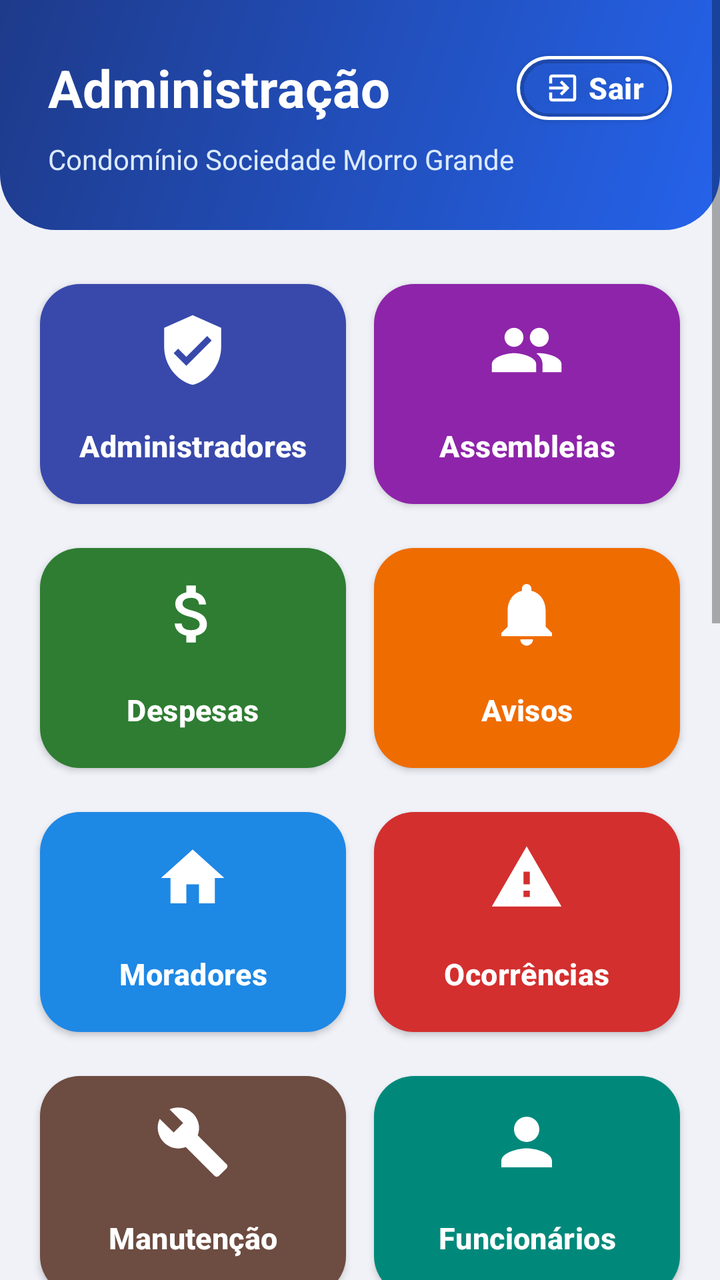
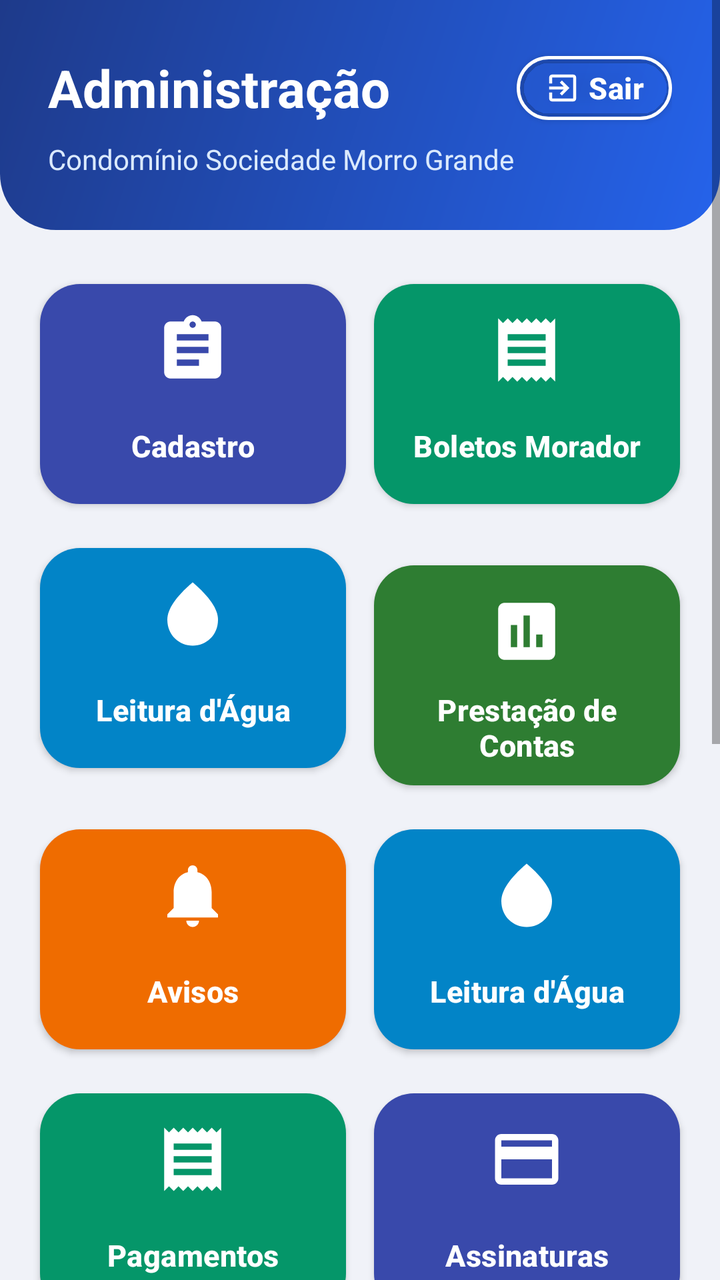

An Android layout rendered at two revisions. The XML below is the earlier revision; the diff shows what the commit changed to produce the second picture.
<!-- AndroidManifest.xml: application theme AppTheme -->
<!-- res/layout/activity_dash_board.xml -->
<?xml version="1.0" encoding="utf-8"?>
<ScrollView
    xmlns:android="http://schemas.android.com/apk/res/android"
    xmlns:app="http://schemas.android.com/apk/res-auto"
    xmlns:tools="http://schemas.android.com/tools"
    android:layout_width="match_parent"
    android:layout_height="match_parent"
    android:fillViewport="true"
    android:background="#F0F2F8">

    <LinearLayout
        android:id="@+id/main"
        android:layout_width="match_parent"
        android:layout_height="wrap_content"
        android:orientation="vertical"
        android:paddingBottom="20dp"
        tools:context=".DashBoardActivity">

        
        <LinearLayout
            android:layout_width="match_parent"
            android:layout_height="wrap_content"
            android:background="@drawable/fundo_cabecalho_painel"
            android:orientation="vertical"
            android:paddingStart="24dp"
            android:paddingTop="22dp"
            android:paddingEnd="24dp"
            android:paddingBottom="26dp">

            <LinearLayout
                android:layout_width="match_parent"
                android:layout_height="wrap_content"
                android:gravity="center_vertical"
                android:orientation="horizontal">

                <TextView
                    android:id="@+id/textTitulo"
                    android:layout_width="0dp"
                    android:layout_height="wrap_content"
                    android:layout_weight="1"
                    android:text="Administração"
                    android:textColor="#FFFFFF"
                    android:textSize="26sp"
                    android:textStyle="bold" />

                
                <com.google.android.material.button.MaterialButton
                    android:id="@+id/buttonSair"
                    style="@style/Widget.MaterialComponents.Button.OutlinedButton"
                    android:layout_width="wrap_content"
                    android:layout_height="44dp"
                    android:minWidth="0dp"
                    android:paddingStart="14dp"
                    android:paddingEnd="14dp"
                    android:text="Sair"
                    android:textAllCaps="false"
                    android:textColor="#FFFFFF"
                    android:textSize="15sp"
                    app:cornerRadius="22dp"
                    app:icon="@drawable/ic_sair"
                    app:iconSize="18dp"
                    app:iconTint="#FFFFFF"
                    app:strokeColor="#FFFFFF"
                    app:strokeWidth="1.5dp" />
            </LinearLayout>

            <TextView
                android:id="@+id/textSubtitulo"
                android:layout_width="match_parent"
                android:layout_height="wrap_content"
                android:layout_marginTop="4dp"
                android:text="@string/nome_condominio"
                android:textColor="#DBEAFE"
                android:textSize="14sp" />
        </LinearLayout>

        
        <GridLayout
            android:layout_width="match_parent"
            android:layout_height="wrap_content"
            android:layout_marginStart="13dp"
            android:layout_marginTop="16dp"
            android:layout_marginEnd="13dp"
            android:columnCount="2"
            android:useDefaultMargins="false">

            
            <Button
                android:id="@+id/buttonAdministradores"
                style="@style/Widget.Condominio.Painel"
                android:text="Administradores"
                app:backgroundTint="@color/painelAdministradores"
                app:icon="@drawable/ic_painel_administradores" />

            <Button
                android:id="@+id/buttonAssembleias"
                style="@style/Widget.Condominio.Painel"
                android:text="Assembleias"
                app:backgroundTint="@color/painelAssembleias"
                app:icon="@drawable/ic_painel_assembleias" />

            <Button
                android:id="@+id/buttonDespesas"
                style="@style/Widget.Condominio.Painel"
                android:text="Despesas"
                app:backgroundTint="@color/painelDespesas"
                app:icon="@drawable/ic_painel_despesas" />

            <Button
                android:id="@+id/buttonAvisos"
                style="@style/Widget.Condominio.Painel"
                android:text="Avisos"
                app:backgroundTint="@color/painelAvisos"
                app:icon="@drawable/ic_painel_avisos" />

            <Button
                android:id="@+id/buttonCadastroMoradores"
                style="@style/Widget.Condominio.Painel"
                android:text="Moradores"
                app:backgroundTint="@color/painelMoradores"
                app:icon="@drawable/ic_painel_moradores" />

            <Button
                android:id="@+id/buttonRegistroOcorrencias"
                style="@style/Widget.Condominio.Painel"
                android:text="Ocorrências"
                app:backgroundTint="@color/painelOcorrencias"
                app:icon="@drawable/ic_painel_ocorrencias" />

            <Button
                android:id="@+id/buttonManutencao"
                style="@style/Widget.Condominio.Painel"
                android:text="Manutenção"
                app:backgroundTint="@color/painelManutencao"
                app:icon="@drawable/ic_painel_manutencao" />

            <Button
                android:id="@+id/buttonFuncionarios"
                style="@style/Widget.Condominio.Painel"
                android:text="Funcionários"
                app:backgroundTint="@color/painelFuncionarios"
                app:icon="@drawable/ic_painel_funcionarios" />

            <Button
                android:id="@+id/buttonLeiturasAgua"
                style="@style/Widget.Condominio.Painel"
                android:text="Leitura d'Água"
                app:backgroundTint="@color/painelAgua"
                app:icon="@drawable/ic_painel_agua" />

            
            <Button
                android:id="@+id/buttonListaDespesas"
                style="@style/Widget.Condominio.Painel"
                android:text="Prestação de Contas"
                app:backgroundTint="@color/painelDespesas"
                app:icon="@drawable/ic_painel_contas" />

            <Button
                android:id="@+id/buttonAvisosMorador"
                style="@style/Widget.Condominio.Painel"
                android:text="Avisos"
                app:backgroundTint="@color/painelAvisos"
                app:icon="@drawable/ic_painel_avisos" />

            <Button
                android:id="@+id/buttonLeituraAgua"
                style="@style/Widget.Condominio.Painel"
                android:text="Leitura d'Água"
                app:backgroundTint="@color/painelAgua"
                app:icon="@drawable/ic_painel_agua" />

            
            <Button
                android:id="@+id/buttonPagamentos"
                style="@style/Widget.Condominio.Painel"
                android:text="Pagamentos"
                app:backgroundTint="@color/painelPagamentos"
                app:icon="@drawable/ic_painel_pagamentos" />

            
            <Button
                android:id="@+id/buttonMoradoresMaster"
                style="@style/Widget.Condominio.Painel"
                android:text="Moradores"
                app:backgroundTint="@color/painelMoradores"
                app:icon="@drawable/ic_painel_moradores" />

            
            <Button
                android:id="@+id/buttonAssinaturas"
                style="@style/Widget.Condominio.Painel"
                android:text="Assinaturas"
                app:backgroundTint="@color/painelAdministradores"
                app:icon="@drawable/ic_painel_assinaturas" />

            
            <Button
                android:id="@+id/buttonAssembleiasMorador"
                style="@style/Widget.Condominio.Painel"
                android:text="Assembleias"
                app:backgroundTint="@color/painelAssembleias"
                app:icon="@drawable/ic_painel_assembleias" />

            
            <Button
                android:id="@+id/buttonListas"
                style="@style/Widget.Condominio.Painel"
                android:layout_height="84dp"
                android:layout_columnSpan="2"
                android:text="Listas"
                app:backgroundTint="@color/painelListas"
                app:icon="@drawable/ic_painel_listas"
                app:iconGravity="textStart"
                app:iconSize="28dp" />
        </GridLayout>
    </LinearLayout>
</ScrollView>
<!-- resources referenced by this layout -->
<resources>
  <color name="painelAdministradores">#3949AB</color>
  <color name="painelAgua">#0284C7</color>
  <color name="painelAssembleias">#8E24AA</color>
  <color name="painelAvisos">#EF6C00</color>
  <color name="painelDespesas">#2E7D32</color>
  <color name="painelFuncionarios">#00897B</color>
  <color name="painelListas">#455A64</color>
  <color name="painelManutencao">#6D4C41</color>
  <color name="painelMoradores">#1E88E5</color>
  <color name="painelOcorrencias">#D32F2F</color>
  <color name="painelPagamentos">#059669</color>
  <!-- drawable fundo_cabecalho_painel (drawable) -->
  <?xml version="1.0" encoding="utf-8"?>
  <shape xmlns:android="http://schemas.android.com/apk/res/android" android:shape="rectangle">
      <gradient android:angle="315" android:startColor="#1E3A8A" android:endColor="#2563EB" />
      <corners android:bottomLeftRadius="28dp" android:bottomRightRadius="28dp" />
  </shape>
  <!-- drawable ic_painel_administradores (drawable) -->
  <?xml version="1.0" encoding="utf-8"?>
  <vector xmlns:android="http://schemas.android.com/apk/res/android"
      android:width="24dp" android:height="24dp"
      android:viewportWidth="24" android:viewportHeight="24">
      <path android:fillColor="@android:color/white" android:pathData="M12,1L3,5v6c0,5.55 3.84,10.74 9,12 5.16,-1.26 9,-6.45 9,-12L21,5l-9,-4zM10,17l-4,-4 1.41,-1.41L10,14.17l6.59,-6.59L18,9l-8,8z"/>
  </vector>
  <!-- drawable ic_painel_despesas (drawable) -->
  <?xml version="1.0" encoding="utf-8"?>
  <vector xmlns:android="http://schemas.android.com/apk/res/android"
      android:width="24dp" android:height="24dp"
      android:viewportWidth="24" android:viewportHeight="24">
      <path android:fillColor="@android:color/white" android:pathData="M11.8,10.9c-2.27,-0.59 -3,-1.2 -3,-2.15 0,-1.09 1.01,-1.85 2.7,-1.85 1.78,0 2.44,0.85 2.5,2.1h2.21c-0.07,-1.72 -1.12,-3.3 -3.21,-3.81V3h-3v2.16c-1.94,0.42 -3.5,1.68 -3.5,3.61 0,2.31 1.91,3.46 4.7,4.13 2.5,0.6 3,1.48 3,2.41 0,0.69 -0.49,1.79 -2.7,1.79 -2.06,0 -2.87,-0.92 -2.98,-2.1h-2.2c0.12,2.19 1.76,3.42 3.68,3.83V21h3v-2.15c1.95,-0.37 3.5,-1.5 3.5,-3.55 0,-2.84 -2.43,-3.81 -4.7,-4.4z"/>
  </vector>
  <!-- drawable ic_painel_funcionarios (drawable) -->
  <?xml version="1.0" encoding="utf-8"?>
  <vector xmlns:android="http://schemas.android.com/apk/res/android"
      android:width="24dp" android:height="24dp"
      android:viewportWidth="24" android:viewportHeight="24">
      <path android:fillColor="@android:color/white" android:pathData="M12,12c2.21,0 4,-1.79 4,-4s-1.79,-4 -4,-4 -4,1.79 -4,4 1.79,4 4,4zM12,14c-2.67,0 -8,1.34 -8,4v2h16v-2c0,-2.66 -5.33,-4 -8,-4z"/>
  </vector>
  <!-- drawable ic_painel_manutencao (drawable) -->
  <?xml version="1.0" encoding="utf-8"?>
  <vector xmlns:android="http://schemas.android.com/apk/res/android"
      android:width="24dp" android:height="24dp"
      android:viewportWidth="24" android:viewportHeight="24">
      <path android:fillColor="@android:color/white" android:pathData="M22.7,19l-9.1,-9.1c0.9,-2.3 0.4,-5 -1.5,-6.9 -2,-2 -5,-2.4 -7.4,-1.3L9,6 6,9 1.6,4.7C0.4,7.1 0.9,10.1 2.9,12.1c1.9,1.9 4.6,2.4 6.9,1.5l9.1,9.1c0.4,0.4 1,0.4 1.4,0l2.3,-2.3c0.5,-0.4 0.5,-1.1 0.1,-1.4z"/>
  </vector>
  <!-- drawable ic_painel_ocorrencias (drawable) -->
  <?xml version="1.0" encoding="utf-8"?>
  <vector xmlns:android="http://schemas.android.com/apk/res/android"
      android:width="24dp" android:height="24dp"
      android:viewportWidth="24" android:viewportHeight="24">
      <path android:fillColor="@android:color/white" android:pathData="M1,21h22L12,2 1,21zM13,18h-2v-2h2v2zM13,14h-2v-4h2v4z"/>
  </vector>
  <string name="nome_condominio">Condomínio Sociedade Morro Grande</string>
  <color name="colorPrimary">#1E3A8A</color>
  <color name="black">#000000</color>
  <color name="white">#FFFFFF</color>
  <color name="corTitulo">#070707</color>
  <color name="botaoPrimario">#2563EB</color>
  <!-- unchanged entries left out for length: 13 -->
</resources>

<!-- the commit's change to res/layout/activity_dash_board.xml (unified diff, before → after) -->
@@ -26,6 +26,16 @@
             android:paddingTop="22dp"
             android:paddingEnd="24dp"
             android:paddingBottom="26dp">
+
+            
+            <TextView
+                android:id="@+id/textAdminLogado"
+                android:layout_width="match_parent"
+                android:layout_height="wrap_content"
+                android:layout_marginBottom="2dp"
+                android:textColor="#000000"
+                android:textSize="12sp"
+                android:visibility="gone" />
 
             <LinearLayout
                 android:layout_width="match_parent"
@@ -86,133 +96,110 @@
 
             
             <Button
-                android:id="@+id/buttonAdministradores"
-                style="@style/Widget.Condominio.Painel"
-                android:text="Administradores"
+                android:id="@+id/buttonCadastro"
+                style="@style/Widget.Condominio.Painel"
+                android:text="Cadastro"
                 app:backgroundTint="@color/painelAdministradores"
-                app:icon="@drawable/ic_painel_administradores" />
-
-            <Button
-                android:id="@+id/buttonAssembleias"
+                app:icon="@drawable/ic_painel_cadastro" />
+
+            
+            <Button
+                android:id="@+id/buttonBoletosMorador"
+                style="@style/Widget.Condominio.Painel"
+                android:text="Boletos Morador"
+                app:backgroundTint="@color/painelPagamentos"
+                app:icon="@drawable/ic_painel_pagamentos" />
+
+            <Button
+                android:id="@+id/buttonLeiturasAgua"
+                style="@style/Widget.Condominio.Painel"
+                android:text="Leitura d'Água"
+                app:backgroundTint="@color/painelAgua"
+                app:icon="@drawable/ic_painel_agua" />
+
+            
+            <Button
+                android:id="@+id/buttonListaDespesas"
+                style="@style/Widget.Condominio.Painel"
+                android:text="Prestação de Contas"
+                app:backgroundTint="@color/painelDespesas"
+                app:icon="@drawable/ic_painel_contas" />
+
+            <Button
+                android:id="@+id/buttonAvisosMorador"
+                style="@style/Widget.Condominio.Painel"
+                android:text="Avisos"
+                app:backgroundTint="@color/painelAvisos"
+                app:icon="@drawable/ic_painel_avisos" />
+
+            <Button
+                android:id="@+id/buttonLeituraAgua"
+                style="@style/Widget.Condominio.Painel"
+                android:text="Leitura d'Água"
+                app:backgroundTint="@color/painelAgua"
+                app:icon="@drawable/ic_painel_agua" />
+
+            
+            <Button
+                android:id="@+id/buttonPagamentos"
+                style="@style/Widget.Condominio.Painel"
+                android:text="Pagamentos"
+                app:backgroundTint="@color/painelPagamentos"
+                app:icon="@drawable/ic_painel_pagamentos" />
+
+            
+            <Button
+                android:id="@+id/buttonAssinaturas"
+                style="@style/Widget.Condominio.Painel"
+                android:text="Assinaturas"
+                app:backgroundTint="@color/painelAdministradores"
+                app:icon="@drawable/ic_painel_assinaturas" />
+
+            
+            <Button
+                android:id="@+id/buttonAssembleiasMorador"
                 style="@style/Widget.Condominio.Painel"
                 android:text="Assembleias"
                 app:backgroundTint="@color/painelAssembleias"
                 app:icon="@drawable/ic_painel_assembleias" />
 
-            <Button
-                android:id="@+id/buttonDespesas"
-                style="@style/Widget.Condominio.Painel"
-                android:text="Despesas"
-                app:backgroundTint="@color/painelDespesas"
-                app:icon="@drawable/ic_painel_despesas" />
-
-            <Button
-                android:id="@+id/buttonAvisos"
-                style="@style/Widget.Condominio.Painel"
-                android:text="Avisos"
-                app:backgroundTint="@color/painelAvisos"
-                app:icon="@drawable/ic_painel_avisos" />
-
-            <Button
-                android:id="@+id/buttonCadastroMoradores"
-                style="@style/Widget.Condominio.Painel"
-                android:text="Moradores"
+            
+            <Button
+                android:id="@+id/buttonListas"
+                style="@style/Widget.Condominio.Painel"
+                android:text="Listas"
+                app:backgroundTint="@color/painelListas"
+                app:icon="@drawable/ic_painel_listas" />
+
+            
+            <Button
+                android:id="@+id/buttonChatMoradores"
+                style="@style/Widget.Condominio.Painel"
+                android:text="Chat com Moradores"
+                app:backgroundTint="@color/painelMoradores"
+                app:icon="@drawable/ic_chat_branco" />
+
+            <Button
+                android:id="@+id/buttonChatAdmin"
+                style="@style/Widget.Condominio.Painel"
+                android:text="Chat admin"
+                app:backgroundTint="@color/painelAdministradores"
+                app:icon="@drawable/ic_chat_branco" />
+
+            <Button
+                android:id="@+id/buttonBackup"
+                style="@style/Widget.Condominio.Painel"
+                android:text="Backup"
+                app:backgroundTint="@color/painelListas"
+                app:icon="@drawable/ic_painel_backup" />
+
+            
+            <Button
+                android:id="@+id/buttonVerComoMorador"
+                style="@style/Widget.Condominio.Painel"
+                android:text="Ver como morador"
                 app:backgroundTint="@color/painelMoradores"
                 app:icon="@drawable/ic_painel_moradores" />
-
-            <Button
-                android:id="@+id/buttonRegistroOcorrencias"
-                style="@style/Widget.Condominio.Painel"
-                android:text="Ocorrências"
-                app:backgroundTint="@color/painelOcorrencias"
-                app:icon="@drawable/ic_painel_ocorrencias" />
-
-            <Button
-                android:id="@+id/buttonManutencao"
-                style="@style/Widget.Condominio.Painel"
-                android:text="Manutenção"
-                app:backgroundTint="@color/painelManutencao"
-                app:icon="@drawable/ic_painel_manutencao" />
-
-            <Button
-                android:id="@+id/buttonFuncionarios"
-                style="@style/Widget.Condominio.Painel"
-                android:text="Funcionários"
-                app:backgroundTint="@color/painelFuncionarios"
-                app:icon="@drawable/ic_painel_funcionarios" />
-
-            <Button
-                android:id="@+id/buttonLeiturasAgua"
-                style="@style/Widget.Condominio.Painel"
-                android:text="Leitura d'Água"
-                app:backgroundTint="@color/painelAgua"
-                app:icon="@drawable/ic_painel_agua" />
-
-            
-            <Button
-                android:id="@+id/buttonListaDespesas"
-                style="@style/Widget.Condominio.Painel"
-                android:text="Prestação de Contas"
-                app:backgroundTint="@color/painelDespesas"
-                app:icon="@drawable/ic_painel_contas" />
-
-            <Button
-                android:id="@+id/buttonAvisosMorador"
-                style="@style/Widget.Condominio.Painel"
-                android:text="Avisos"
-                app:backgroundTint="@color/painelAvisos"
-                app:icon="@drawable/ic_painel_avisos" />
-
-            <Button
-                android:id="@+id/buttonLeituraAgua"
-                style="@style/Widget.Condominio.Painel"
-                android:text="Leitura d'Água"
-                app:backgroundTint="@color/painelAgua"
-                app:icon="@drawable/ic_painel_agua" />
-
-            
-            <Button
-                android:id="@+id/buttonPagamentos"
-                style="@style/Widget.Condominio.Painel"
-                android:text="Pagamentos"
-                app:backgroundTint="@color/painelPagamentos"
-                app:icon="@drawable/ic_painel_pagamentos" />
-
-            
-            <Button
-                android:id="@+id/buttonMoradoresMaster"
-                style="@style/Widget.Condominio.Painel"
-                android:text="Moradores"
-                app:backgroundTint="@color/painelMoradores"
-                app:icon="@drawable/ic_painel_moradores" />
-
-            
-            <Button
-                android:id="@+id/buttonAssinaturas"
-                style="@style/Widget.Condominio.Painel"
-                android:text="Assinaturas"
-                app:backgroundTint="@color/painelAdministradores"
-                app:icon="@drawable/ic_painel_assinaturas" />
-
-            
-            <Button
-                android:id="@+id/buttonAssembleiasMorador"
-                style="@style/Widget.Condominio.Painel"
-                android:text="Assembleias"
-                app:backgroundTint="@color/painelAssembleias"
-                app:icon="@drawable/ic_painel_assembleias" />
-
-            
-            <Button
-                android:id="@+id/buttonListas"
-                style="@style/Widget.Condominio.Painel"
-                android:layout_height="84dp"
-                android:layout_columnSpan="2"
-                android:text="Listas"
-                app:backgroundTint="@color/painelListas"
-                app:icon="@drawable/ic_painel_listas"
-                app:iconGravity="textStart"
-                app:iconSize="28dp" />
         </GridLayout>
     </LinearLayout>
 </ScrollView>
<!-- resource entries referenced after the edit -->
@@ -5,11 +5,8 @@
   <color name="painelAssembleias">#8E24AA</color>
   <color name="painelAvisos">#EF6C00</color>
   <color name="painelDespesas">#2E7D32</color>
-  <color name="painelFuncionarios">#00897B</color>
   <color name="painelListas">#455A64</color>
-  <color name="painelManutencao">#6D4C41</color>
   <color name="painelMoradores">#1E88E5</color>
-  <color name="painelOcorrencias">#D32F2F</color>
   <color name="painelPagamentos">#059669</color>
   <!-- drawable fundo_cabecalho_painel (drawable) -->
   <?xml version="1.0" encoding="utf-8"?>
@@ -17,40 +14,26 @@
       <gradient android:angle="315" android:startColor="#1E3A8A" android:endColor="#2563EB" />
       <corners android:bottomLeftRadius="28dp" android:bottomRightRadius="28dp" />
   </shape>
-  <!-- drawable ic_painel_administradores (drawable) -->
+  <!-- drawable ic_chat_branco (drawable) -->
   <?xml version="1.0" encoding="utf-8"?>
   <vector xmlns:android="http://schemas.android.com/apk/res/android"
       android:width="24dp" android:height="24dp"
       android:viewportWidth="24" android:viewportHeight="24">
-      <path android:fillColor="@android:color/white" android:pathData="M12,1L3,5v6c0,5.55 3.84,10.74 9,12 5.16,-1.26 9,-6.45 9,-12L21,5l-9,-4zM10,17l-4,-4 1.41,-1.41L10,14.17l6.59,-6.59L18,9l-8,8z"/>
+      <path android:fillColor="@android:color/white" android:pathData="M20,2H4c-1.1,0 -1.99,0.9 -1.99,2L2,22l4,-4h14c1.1,0 2,-0.9 2,-2V4c0,-1.1 -0.9,-2 -2,-2zM6,9h12v2H6V9zM14,14H6v-2h8v2zM18,8H6V6h12v2z"/>
   </vector>
-  <!-- drawable ic_painel_despesas (drawable) -->
+  <!-- drawable ic_painel_backup (drawable) -->
   <?xml version="1.0" encoding="utf-8"?>
   <vector xmlns:android="http://schemas.android.com/apk/res/android"
       android:width="24dp" android:height="24dp"
       android:viewportWidth="24" android:viewportHeight="24">
-      <path android:fillColor="@android:color/white" android:pathData="M11.8,10.9c-2.27,-0.59 -3,-1.2 -3,-2.15 0,-1.09 1.01,-1.85 2.7,-1.85 1.78,0 2.44,0.85 2.5,2.1h2.21c-0.07,-1.72 -1.12,-3.3 -3.21,-3.81V3h-3v2.16c-1.94,0.42 -3.5,1.68 -3.5,3.61 0,2.31 1.91,3.46 4.7,4.13 2.5,0.6 3,1.48 3,2.41 0,0.69 -0.49,1.79 -2.7,1.79 -2.06,0 -2.87,-0.92 -2.98,-2.1h-2.2c0.12,2.19 1.76,3.42 3.68,3.83V21h3v-2.15c1.95,-0.37 3.5,-1.5 3.5,-3.55 0,-2.84 -2.43,-3.81 -4.7,-4.4z"/>
+      <path android:fillColor="@android:color/white" android:pathData="M19.35,10.04C18.67,6.59 15.64,4 12,4C9.11,4 6.6,5.64 5.35,8.04C2.34,8.36 0,10.91 0,14c0,3.31 2.69,6 6,6h13c2.76,0 5,-2.24 5,-5C24,12.36 21.95,10.22 19.35,10.04zM17,13l-5,5l-5,-5h3V9h4v4H17z"/>
   </vector>
-  <!-- drawable ic_painel_funcionarios (drawable) -->
+  <!-- drawable ic_painel_cadastro (drawable) -->
   <?xml version="1.0" encoding="utf-8"?>
   <vector xmlns:android="http://schemas.android.com/apk/res/android"
       android:width="24dp" android:height="24dp"
       android:viewportWidth="24" android:viewportHeight="24">
-      <path android:fillColor="@android:color/white" android:pathData="M12,12c2.21,0 4,-1.79 4,-4s-1.79,-4 -4,-4 -4,1.79 -4,4 1.79,4 4,4zM12,14c-2.67,0 -8,1.34 -8,4v2h16v-2c0,-2.66 -5.33,-4 -8,-4z"/>
-  </vector>
-  <!-- drawable ic_painel_manutencao (drawable) -->
-  <?xml version="1.0" encoding="utf-8"?>
-  <vector xmlns:android="http://schemas.android.com/apk/res/android"
-      android:width="24dp" android:height="24dp"
-      android:viewportWidth="24" android:viewportHeight="24">
-      <path android:fillColor="@android:color/white" android:pathData="M22.7,19l-9.1,-9.1c0.9,-2.3 0.4,-5 -1.5,-6.9 -2,-2 -5,-2.4 -7.4,-1.3L9,6 6,9 1.6,4.7C0.4,7.1 0.9,10.1 2.9,12.1c1.9,1.9 4.6,2.4 6.9,1.5l9.1,9.1c0.4,0.4 1,0.4 1.4,0l2.3,-2.3c0.5,-0.4 0.5,-1.1 0.1,-1.4z"/>
-  </vector>
-  <!-- drawable ic_painel_ocorrencias (drawable) -->
-  <?xml version="1.0" encoding="utf-8"?>
-  <vector xmlns:android="http://schemas.android.com/apk/res/android"
-      android:width="24dp" android:height="24dp"
-      android:viewportWidth="24" android:viewportHeight="24">
-      <path android:fillColor="@android:color/white" android:pathData="M1,21h22L12,2 1,21zM13,18h-2v-2h2v2zM13,14h-2v-4h2v4z"/>
+      <path android:fillColor="@android:color/white" android:pathData="M19,3h-4.18C14.4,1.84 13.3,1 12,1s-2.4,0.84 -2.82,2H5C3.9,3 3,3.9 3,5v14c0,1.1 0.9,2 2,2h14c1.1,0 2,-0.9 2,-2V5C21,3.9 20.1,3 19,3zM12,3c0.55,0 1,0.45 1,1s-0.45,1 -1,1s-1,-0.45 -1,-1S11.45,3 12,3zM14,17H7v-2h7V17zM17,13H7v-2h10V13zM17,9H7V7h10V9z"/>
   </vector>
   <string name="nome_condominio">Condomínio Sociedade Morro Grande</string>
   <color name="colorPrimary">#1E3A8A</color>
